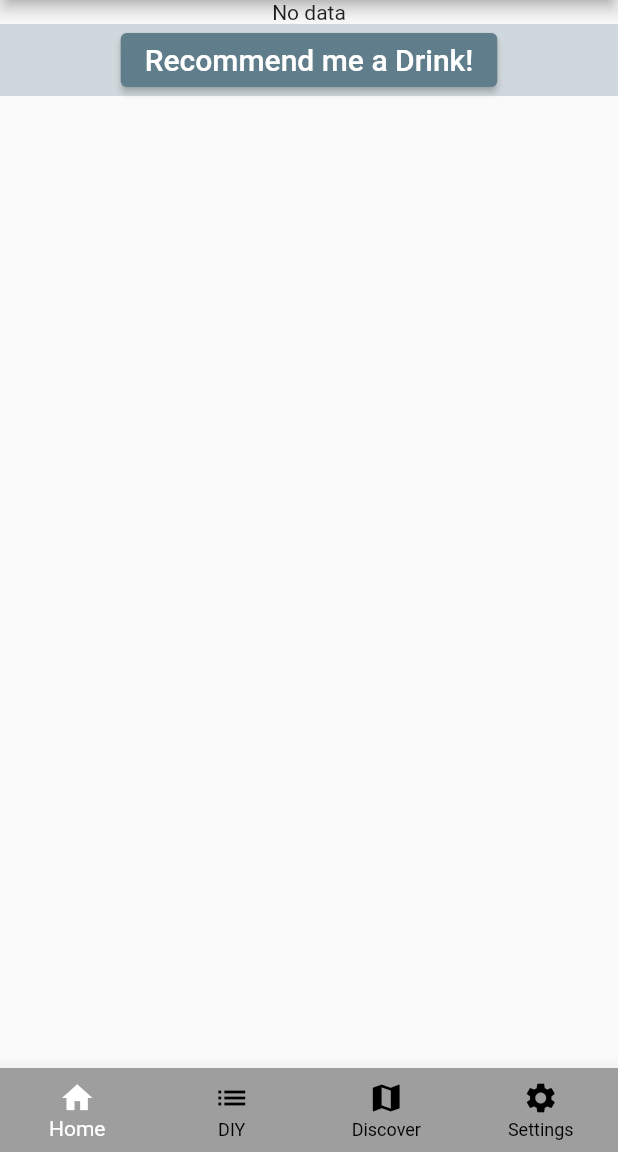
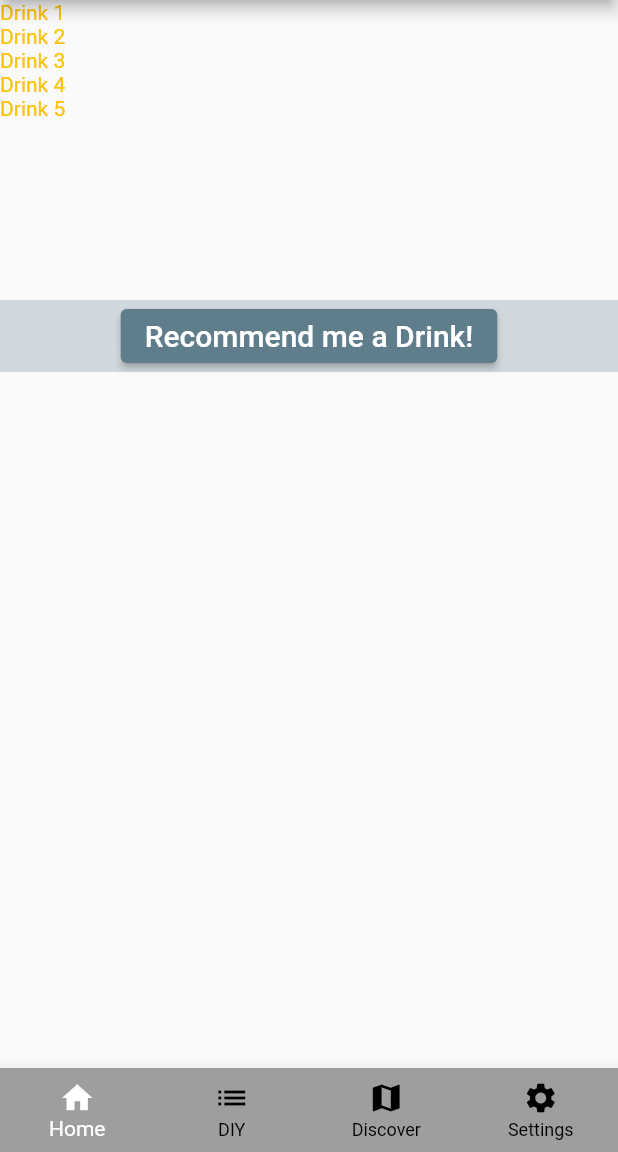
Before and after one commit to Katabatix/cocktail_recommender, a Flutter app: the screen it shows after launch, on a phone screen of 412 x 824 dp, the part 84-1236 px from its top. Run offline on Flutter 3.47's test engine with Material 2 defaults, Android fonts, the phone set to English and light mode, and no system bars; our stand-ins replace sqflite, swipe_cards; accounts and stored records are empty; Roboto replaces fonts that are missing (Montserrat).

Commit message:
Fixing main

```diff
--- a/assets/test_json.json
+++ b/assets/test_json.json
@@ -74,8 +74,4 @@
             ]
         }
     ]
-<<<<<<< HEAD
 }
-=======
-}
->>>>>>> main
--- a/lib/home/home.dart
+++ b/lib/home/home.dart
@@ -34,19 +34,16 @@ class Home extends StatelessWidget {
                       itemBuilder: (context, index) {
                         print("SNAPSHOT INDEX");
                         print(snapshot.data?[index]);
-                        return Container(
-                            child: Text(
+                        return Text(
                           snapshot.data?[index].getName(),
-                          style: TextStyle(color: Colors.amber),
-                        ));
+                          style: const TextStyle(color: Colors.amber),
+                        );
                         //  +
                         //     snapshot.data?[index]["description"] +
                         //     snapshot.data?[index]["ingredients"]));
                       }));
             } else {
-              return Container(
-                child: Text("No data"),
-              );
+              return const Text("No data");
             }
           },
         ),
```
Also changed, not shown: pubspec.lock.
